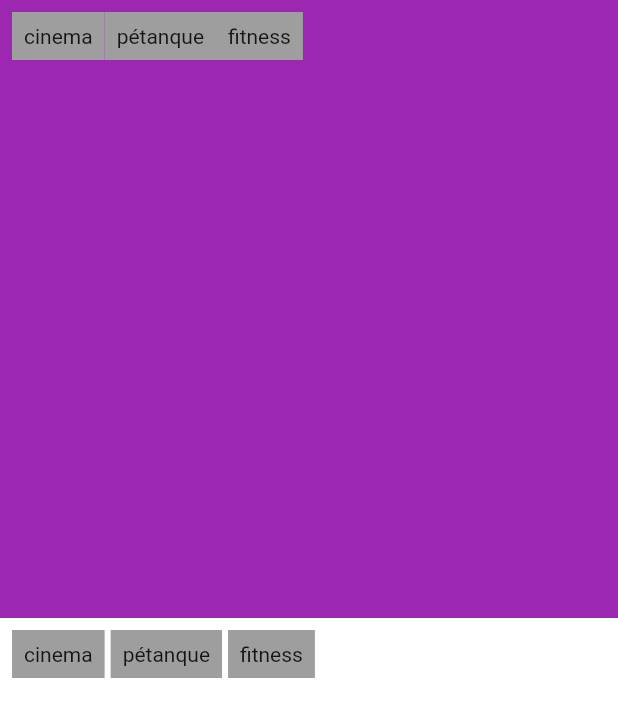
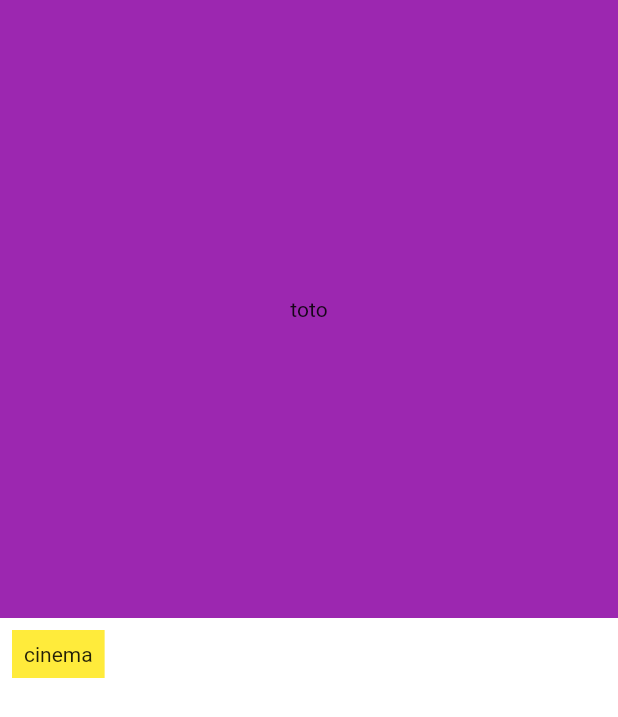
Before and after one commit to Moufid17/choicerapp, a Flutter app: the screen it shows after launch, after a tap on "cinema", on a phone screen of 412 x 824 dp. Shown: the top 717 px of the screen. Run offline on Flutter 3.47's test engine with Material 2 defaults, Android fonts, the phone set to English and light mode, and no system bars.

Commit message:
Swtch data (string) from footer to header

```diff
--- a/lib/choice_item.dart
+++ b/lib/choice_item.dart
@@ -3,8 +3,9 @@ import 'package:flutter/material.dart';
 class ChoiceItem extends StatefulWidget {
   bool isTap = false;
   String title;
+  final Function(String) addElement;
 
-  ChoiceItem({super.key, required this.isTap, required this.title});
+  ChoiceItem({super.key, required this.isTap, required this.title, required this.addElement});
 
   @override
   State<ChoiceItem> createState() => _ChoiceItemState();
@@ -15,9 +16,11 @@ class _ChoiceItemState extends State<ChoiceItem> {
   void _changeColor() {
     if (widget.isTap) {
       setState(() {
+        // widget.isTap = !widget.isTap;
         // Toggle light when tapped.
-        // widget.isTap = !widget.isTap;
         _color = _color == Colors.grey ? Colors.yellow : Colors.grey;
+        final String value = _color == Colors.yellow ? 'toto' : '';
+        widget.addElement(value);
       });
     }
   }
--- a/lib/footer.dart
+++ b/lib/footer.dart
@@ -1,9 +1,22 @@
 import 'package:choicerapp/choice_item.dart';
 import 'package:flutter/material.dart';
 
-class Footer extends StatelessWidget {
-  const Footer({super.key});
+class Footer extends StatefulWidget {
+  final Function(String) addElement;
+  String h;
+  Footer({super.key, required this.h, required this.addElement});
 
+  @override
+  State<Footer> createState() => _FooterState();
+}
+
+class _FooterState extends State<Footer> {
+  void addElementToHeader (String value) {
+    setState(() {
+      widget.addElement(value);
+      widget.h = value;
+    });
+  }
   @override
   Widget build(BuildContext context) {
     return Stack(
@@ -19,9 +32,9 @@ class Footer extends StatelessWidget {
               spacing: 4, // Espacement horizontal
               runSpacing: 6, // Espacement vertical
               children: [
-                ChoiceItem(isTap: true, title: 'cinema'),
-                ChoiceItem(isTap: true, title: 'pétanque'),
-                ChoiceItem(isTap: true, title: 'fitness'),
+                ChoiceItem(isTap: true, title: 'cinema', addElement: addElementToHeader),
+                //ChoiceItem(isTap: true, title: 'pétanque', addElement),
+                //ChoiceItem(isTap: true, title: 'fitness', addElement),
               ]),
         ),
       ],
--- a/lib/header.dart
+++ b/lib/header.dart
@@ -12,14 +12,15 @@ class Header extends StatelessWidget {
         Container(
           color: Colors.purple,
         ),
-        Padding(
-          padding: const EdgeInsets.all(8),
-          child: Row(
-
+        const Padding(
+          padding: EdgeInsets.all(8),
+          child: Wrap(
+              spacing: 4, // Espacement horizontal
+              runSpacing: 6, // Espacement vertical
               children: [
-                ChoiceItem(isTap: false, title: 'cinema'),
-                ChoiceItem(isTap: false, title: 'pétanque'),
-                ChoiceItem(isTap: false, title: 'fitness'),
+                //ChoiceItem(isTap: false, title: 'cinema'),
+                Text('User'),
+                Text('User1'),
               ]
           ),
         ),
--- a/lib/main.dart
+++ b/lib/main.dart
@@ -6,17 +6,41 @@ void main() {
   runApp(const MyApp());
 }
 
-class MyApp extends StatelessWidget {
+class MyApp extends StatefulWidget {
+
   const MyApp({super.key});
 
   @override
+  State<MyApp> createState() => _MyAppState();
+}
+
+class _MyAppState extends State<MyApp> {
+  List<String> headerElement = [];
+  List<String> footerElement = ["cinema", "pétanque", 'fitness'];
+  String titleD = '';
+
+  void addElementToHeader (String value) {
+    setState(() {
+      titleD = value;
+    });
+  }
+  @override
   Widget build(BuildContext context) {
-    return const MaterialApp(
+
+    return MaterialApp(
       home: Scaffold(
         body: Column(
           children: [
-            Expanded(child: Header()),
-            Expanded(child: Footer()),
+            Expanded(
+
+                child: Container(
+                  width: double.infinity,
+                  color: Colors.purple,
+                  child: Center(child: Text(titleD)),
+                )
+            ),
+            //const Expanded(child: Header()),
+            Expanded(child: Footer(h: titleD, addElement: addElementToHeader)),
           ],
         ),
       )
```
Also changed, not shown: 1 other file.
